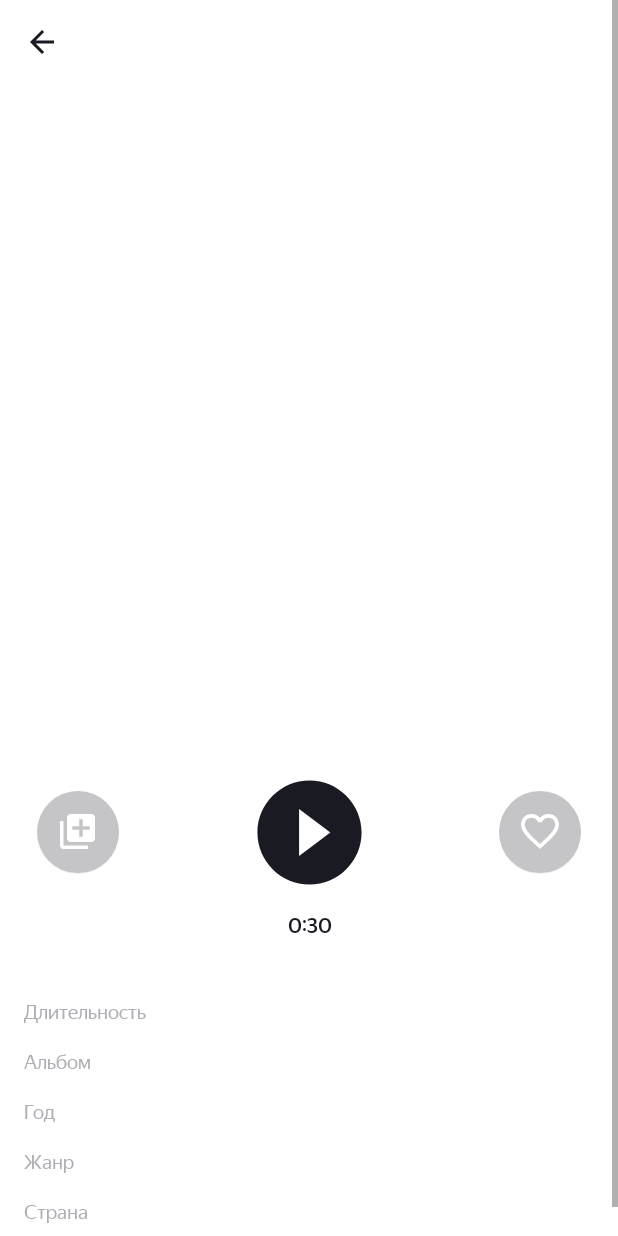
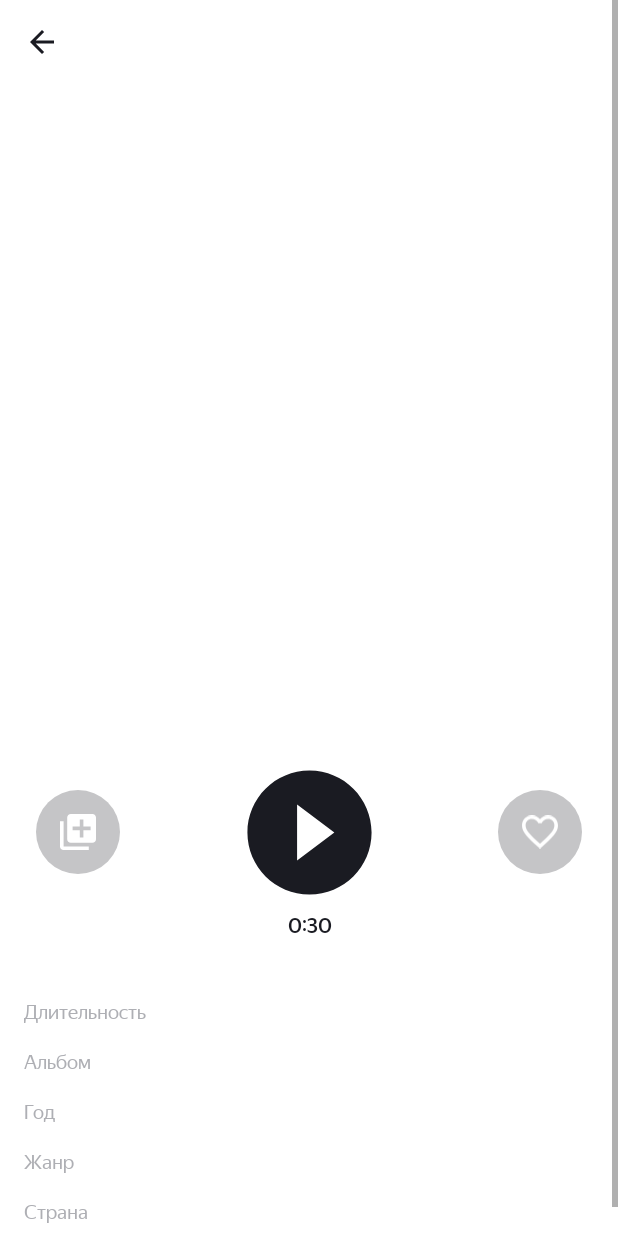
Before and after one commit to Secur1ty-21/PlaylistMaker, an Android app: the PlayerActivity screen opened directly, with no data from a screen before it, on a phone screen of 412 x 824 dp. Run offline under Robolectric (Android 15) with nearby library versions, the phone set to English and light mode, and no system bars; pictures from the network do not load.

Commit message:
fix click fab animation

```diff
--- a/app/src/main/res/layout/activity_player.xml
+++ b/app/src/main/res/layout/activity_player.xml
@@ -83,41 +83,46 @@
 
         <com.google.android.material.floatingactionbutton.FloatingActionButton
             android:id="@+id/addToPlaylistButton"
+            style="@style/PlayerFabStyle"
             android:layout_width="wrap_content"
             android:layout_height="wrap_content"
             android:layout_marginTop="54dp"
             android:backgroundTint="?attr/playerBackgroundIconTint"
             android:contentDescription="@string/player_add_to_playlist"
-            android:foreground="@drawable/ic_add"
-            android:foregroundGravity="center"
-            app:elevation="0dp"
             app:layout_constraintStart_toStartOf="@id/artistName"
-            app:layout_constraintTop_toBottomOf="@id/artistName" />
+            app:layout_constraintTop_toBottomOf="@id/artistName"
+            app:rippleColor="@color/yp_blue"
+            app:srcCompat="@drawable/ic_add"
+            app:tint="@color/yp_white" />
 
         <com.google.android.material.floatingactionbutton.FloatingActionButton
             android:id="@+id/addToFavoriteButton"
+            style="@style/PlayerFabStyle"
             android:layout_width="wrap_content"
             android:layout_height="wrap_content"
             android:backgroundTint="?attr/playerBackgroundIconTint"
             android:contentDescription="@string/player_add_to_favorite"
-            android:foreground="@drawable/ic_add_favorite"
-            android:foregroundGravity="center"
-            app:elevation="0dp"
             app:layout_constraintEnd_toEndOf="@id/marginEnd"
-            app:layout_constraintTop_toTopOf="@id/addToPlaylistButton" />
+            app:layout_constraintTop_toTopOf="@id/addToPlaylistButton"
+            app:rippleColor="@color/yp_red"
+            app:srcCompat="@drawable/ic_add_favorite"
+            app:tint="@color/yp_white" />
 
-        <ImageButton
+        <com.google.android.material.floatingactionbutton.FloatingActionButton
             android:id="@+id/playButton"
-            android:layout_width="83dp"
-            android:layout_height="83dp"
-            android:backgroundTint="?attr/screenBackgroundColor"
+            style="@style/PlayerFabStyle"
+            android:layout_width="wrap_content"
+            android:layout_height="wrap_content"
             android:contentDescription="@string/player_play"
-            android:foreground="@drawable/ic_play_circle"
-            android:foregroundGravity="fill"
+            app:fabCustomSize="83dp"
             app:layout_constraintBottom_toBottomOf="@id/addToPlaylistButton"
             app:layout_constraintEnd_toStartOf="@id/addToFavoriteButton"
             app:layout_constraintStart_toEndOf="@id/addToPlaylistButton"
-            app:layout_constraintTop_toTopOf="@id/addToPlaylistButton" />
+            app:layout_constraintTop_toTopOf="@id/addToPlaylistButton"
+            app:maxImageSize="99dp"
+            app:rippleColor="@color/yp_text_gray"
+            app:srcCompat="@drawable/ic_play_circle"
+            app:tint="?attr/secondaryIconTint" />
 
         <TextView
             style="@style/SmallButtonTextAppearance"
--- a/app/src/main/res/values/styles.xml
+++ b/app/src/main/res/values/styles.xml
@@ -72,4 +72,10 @@
         <item name="titleTextColor">?attr/primaryTextColor</item>
         <item name="titleTextAppearance">@style/MediumTextView</item>
     </style>
+
+    <style name="PlayerFabStyle" parent="Widget.MaterialComponents.FloatingActionButton">
+        <item name="pressedTranslationZ">0dp</item>
+        <item name="elevation">0dp</item>
+        <item name="borderWidth">0dp</item>
+    </style>
 </resources>
```
